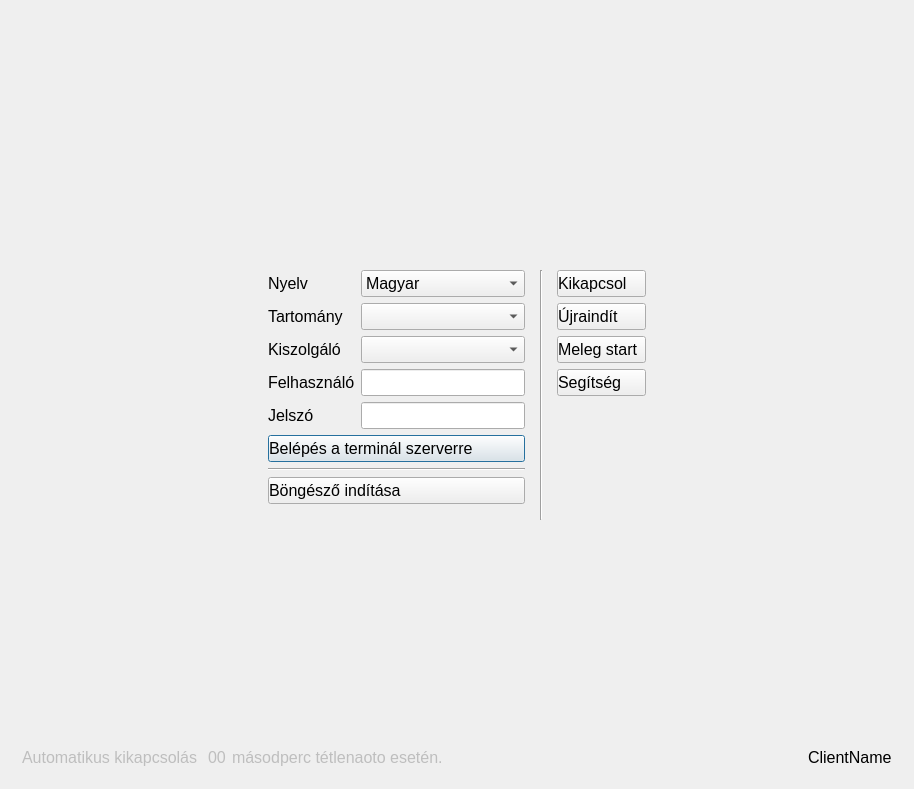
Qt form dialog.ui (csikfer/rdpwrp) before a commit.
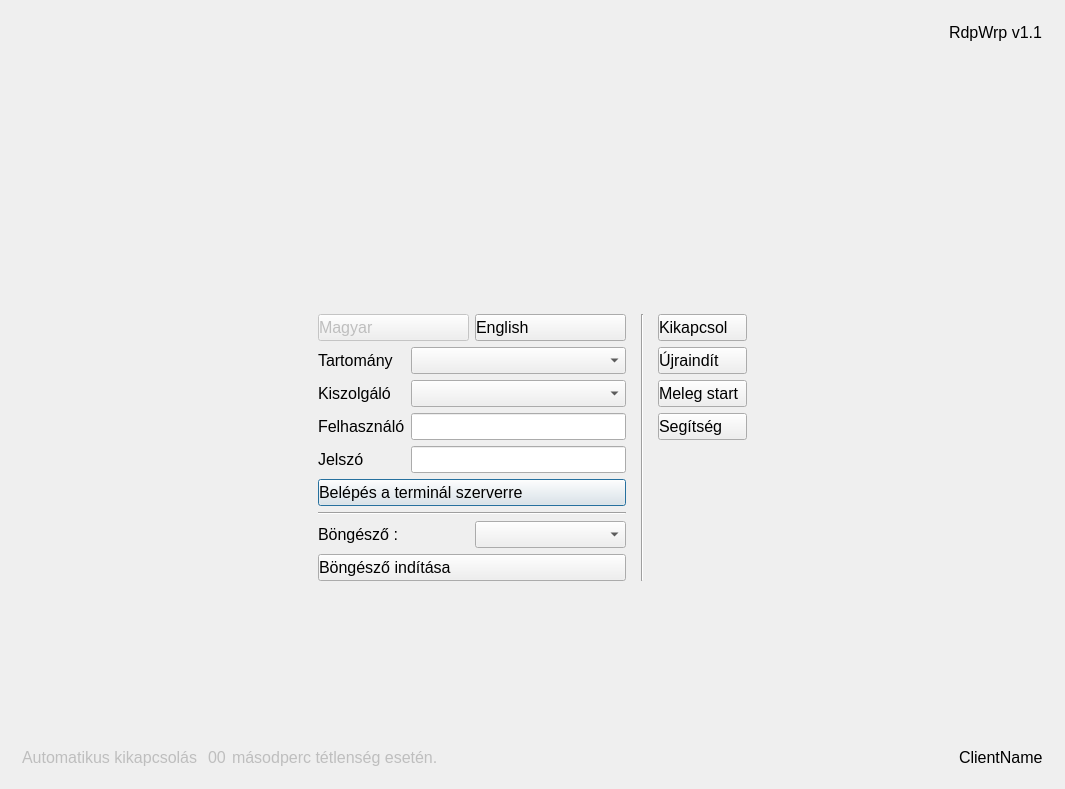
The same form after that commit. Icons and pictures are not drawn.

Commit message: Váltás angol. és magyar nyelvek között, a klaviatúra kiosztás is változik.

What changed in the file:
```diff
--- a/dialog.ui
+++ b/dialog.ui
@@ -9,7 +9,7 @@
    <rect>
     <x>0</x>
     <y>0</y>
-    <width>914</width>
+    <width>1065</width>
     <height>789</height>
    </rect>
   </property>
@@ -33,10 +33,23 @@
   <property name="styleSheet">
    <string notr="true">QPushButton { Text-align:left; }</string>
   </property>
-  <layout class="QVBoxLayout" name="verticalLayout_2">
+  <layout class="QVBoxLayout" name="verticalLayout_4">
    <item>
     <widget class="QWidget" name="widget_2" native="true">
-     <layout class="QHBoxLayout" name="horizontalLayout_4">
+     <layout class="QHBoxLayout" name="horizontalLayout_5" stretch="1,0,2,6,4">
+      <item>
+       <spacer name="horizontalSpacer_7">
+        <property name="orientation">
+         <enum>Qt::Horizontal</enum>
+        </property>
+        <property name="sizeHint" stdset="0">
+         <size>
+          <width>40</width>
+          <height>20</height>
+         </size>
+        </property>
+       </spacer>
+      </item>
       <item>
        <widget class="QLabel" name="leftL">
         <property name="text">
@@ -47,6 +60,19 @@
         </property>
        </widget>
       </item>
+      <item>
+       <spacer name="horizontalSpacer_6">
+        <property name="orientation">
+         <enum>Qt::Horizontal</enum>
+        </property>
+        <property name="sizeHint" stdset="0">
+         <size>
+          <width>40</width>
+          <height>20</height>
+         </size>
+        </property>
+       </spacer>
+      </item>
       <item>
        <spacer name="horizontalSpacer_5">
         <property name="orientation">
@@ -54,11 +80,37 @@
         </property>
         <property name="sizeHint" stdset="0">
          <size>
-          <width>355</width>
+          <width>223</width>
           <height>20</height>
          </size>
         </property>
        </spacer>
+      </item>
+      <item>
+       <layout class="QVBoxLayout" name="verticalLayout_2" stretch="0,10">
+        <item>
+         <layout class="QHBoxLayout" name="horizontalLayout_4">
+          <item>
+           <spacer name="horizontalSpacer">
+            <property name="orientation">
+             <enum>Qt::Horizontal</enum>
+            </property>
+            <property name="sizeHint" stdset="0">
+             <size>
+              <width>40</width>
+              <height>20</height>
+             </size>
+            </property>
+           </spacer>
+          </item>
+          <item>
+           <widget class="QLabel" name="labelVer">
+            <property name="text">
+             <string notr="true">RdpWrp v1.1</string>
+            </property>
+           </widget>
+          </item>
+         </layout>
       </item>
       <item>
        <widget class="QLabel" name="rightL">
@@ -71,6 +123,8 @@
        </widget>
       </item>
      </layout>
+      </item>
+     </layout>
     </widget>
    </item>
    <item>
@@ -80,14 +134,14 @@
      </property>
      <property name="sizeHint" stdset="0">
       <size>
-       <width>20</width>
-       <height>234</height>
+       <width>78</width>
+       <height>60</height>
       </size>
      </property>
     </spacer>
    </item>
    <item>
-    <layout class="QHBoxLayout" name="horizontalLayout_2">
+    <layout class="QHBoxLayout" name="horizontalLayout_6">
      <item>
       <spacer name="horizontalSpacer_2">
        <property name="orientation">
@@ -102,74 +156,134 @@
       </spacer>
      </item>
      <item>
-      <layout class="QVBoxLayout" name="leftLayout">
+      <layout class="QVBoxLayout" name="verticalLayout">
+       <item>
+        <layout class="QHBoxLayout" name="horizontalLayout">
+         <item>
+          <widget class="QPushButton" name="pushButtonHu">
+           <property name="enabled">
+            <bool>false</bool>
+           </property>
+           <property name="toolTip">
+            <string>&lt;html&gt;&lt;head/&gt;&lt;body&gt;&lt;p&gt;&lt;span style=&quot; font-weight:600;&quot;&gt;Magyar nyelvre váltás.&lt;/span&gt;&lt;/p&gt;&lt;p&gt;Ha a gomb inaktív, akkor az aktuálisan kiválasztott nyelv a Magyar.&lt;/p&gt;&lt;p&gt;&lt;span style=&quot; font-style:italic; color:#ff8080;&quot;&gt;Nyelv váltáskor a billentyűzet kiosztás is megváltozik, és ez hatással van a terminál kliens vagy böngészőben használlt billentyű kiosztásra is!&lt;/span&gt;&lt;/p&gt;&lt;/body&gt;&lt;/html&gt;</string>
+           </property>
+           <property name="text">
+            <string notr="true">Magyar</string>
+           </property>
+           <property name="icon">
+            <iconset resource="rdpwrp.qrc">
+             <normaloff>:/images/flag-hu.png</normaloff>:/images/flag-hu.png</iconset>
+           </property>
+           <property name="iconSize">
+            <size>
+             <width>48</width>
+             <height>48</height>
+            </size>
+           </property>
+          </widget>
+         </item>
+         <item>
+          <widget class="QPushButton" name="pushButtonEn">
+           <property name="toolTip">
+            <string>&lt;html&gt;&lt;head/&gt;&lt;body&gt;&lt;p&gt;&lt;span style=&quot; font-weight:600;&quot;&gt;Angol nyelvre váltás.&lt;/span&gt;&lt;/p&gt;&lt;p&gt;Ha a gomb inaktív, akkor az aktuálisan kiválasztott nyelv az Angol.&lt;/p&gt;&lt;p&gt;&lt;span style=&quot; font-style:italic; color:#ff8080;&quot;&gt;Nyelv váltáskor a billentyűzet kiosztás is megváltozik, és ez hatással van a terminál kliens vagy böngészőben használlt billentyű kiosztásra is!&lt;/span&gt;&lt;/p&gt;&lt;p&gt;&lt;br/&gt;&lt;/p&gt;&lt;/body&gt;&lt;/html&gt;</string>
+           </property>
+           <property name="text">
+            <string notr="true">English</string>
+           </property>
+           <property name="icon">
+            <iconset resource="rdpwrp.qrc">
+             <normaloff>:/images/flag-gb.png</normaloff>:/images/flag-gb.png</iconset>
+           </property>
+           <property name="iconSize">
+            <size>
+             <width>48</width>
+             <height>48</height>
+            </size>
+           </property>
+          </widget>
+         </item>
+        </layout>
+       </item>
        <item>
         <layout class="QFormLayout" name="logOnLayout">
          <property name="fieldGrowthPolicy">
           <enum>QFormLayout::AllNonFixedFieldsGrow</enum>
          </property>
          <item row="0" column="0">
-          <widget class="QLabel" name="languageL">
-           <property name="text">
-            <string>Nyelv</string>
-           </property>
-          </widget>
-         </item>
-         <item row="0" column="1">
-          <widget class="QComboBox" name="languageCB">
-           <item>
-            <property name="text">
-             <string>Magyar</string>
-            </property>
-           </item>
-          </widget>
-         </item>
-         <item row="1" column="0">
           <widget class="QLabel" name="domainL">
            <property name="text">
             <string>Tartomány</string>
            </property>
           </widget>
          </item>
-         <item row="1" column="1">
-          <widget class="QComboBox" name="domainCB"/>
+         <item row="0" column="1">
+          <widget class="QComboBox" name="domainCB">
+           <property name="toolTip">
+            <string>&lt;html&gt;&lt;head/&gt;&lt;body&gt;&lt;p&gt;A windows tartomány kiválasztása.&lt;/p&gt;&lt;/body&gt;&lt;/html&gt;</string>
+           </property>
+           <property name="currentText">
+            <string notr="true"/>
+           </property>
+          </widget>
          </item>
-         <item row="2" column="0">
+         <item row="1" column="0">
           <widget class="QLabel" name="serverL">
            <property name="text">
             <string>Kiszolgáló</string>
            </property>
           </widget>
          </item>
-         <item row="2" column="1">
-          <widget class="QComboBox" name="serverCB"/>
+         <item row="1" column="1">
+          <widget class="QComboBox" name="serverCB">
+           <property name="toolTip">
+            <string>&lt;html&gt;&lt;head/&gt;&lt;body&gt;&lt;p&gt;A terminál szerver kiválasztása a megadott tartományban.&lt;/p&gt;&lt;/body&gt;&lt;/html&gt;</string>
+           </property>
+           <property name="currentText">
+            <string notr="true"/>
+           </property>
+          </widget>
          </item>
-         <item row="3" column="0">
+         <item row="2" column="0">
           <widget class="QLabel" name="userL">
            <property name="text">
             <string>Felhasználó</string>
            </property>
           </widget>
          </item>
-         <item row="3" column="1">
+         <item row="2" column="1">
           <widget class="QLineEdit" name="userLE">
+           <property name="toolTip">
+            <string>&lt;html&gt;&lt;head/&gt;&lt;body&gt;&lt;p&gt;A bejelentkezési név a megadott tartományban.&lt;/p&gt;&lt;p&gt;Ha egy másik tartományban aktív felhasználói névvel akarunk bejelentkezni a terminál szerverre, akkor itt megadhatjuk a tartományt a :&lt;/p&gt;&lt;p&gt;&lt;span style=&quot; font-style:italic;&quot;&gt;&amp;lt;tartomány&amp;gt;&lt;/span&gt;&lt;span style=&quot; font-weight:600;&quot;&gt;\&lt;/span&gt;&lt;span style=&quot; font-style:italic;&quot;&gt;&amp;lt;felhasználó&amp;gt;&lt;/span&gt; alakban.&lt;/p&gt;&lt;/body&gt;&lt;/html&gt;</string>
+           </property>
+           <property name="inputMask">
+            <string notr="true"/>
+           </property>
            <property name="text">
             <string notr="true"/>
            </property>
            <property name="maxLength">
             <number>32</number>
            </property>
+           <property name="placeholderText">
+            <string notr="true"/>
+           </property>
           </widget>
          </item>
-         <item row="4" column="0">
+         <item row="3" column="0">
           <widget class="QLabel" name="passwordL">
            <property name="text">
             <string>Jelszó</string>
            </property>
           </widget>
          </item>
-         <item row="4" column="1">
+         <item row="3" column="1">
           <widget class="QLineEdit" name="passwordLE">
+           <property name="toolTip">
+            <string>&lt;html&gt;&lt;head/&gt;&lt;body&gt;&lt;p&gt;A megadott felhasználóhoz tartozó jelszó.&lt;/p&gt;&lt;p&gt;&lt;span style=&quot; color:#ff8080;&quot;&gt;Úgyeljünk rá, hogy a kiválasztott nyelv alapján változik a billentyű kiosztás!&lt;/span&gt;&lt;/p&gt;&lt;/body&gt;&lt;/html&gt;</string>
+           </property>
+           <property name="inputMask">
+            <string notr="true"/>
+           </property>
            <property name="text">
             <string notr="true"/>
            </property>
@@ -179,6 +293,9 @@
            <property name="echoMode">
             <enum>QLineEdit::Password</enum>
            </property>
+           <property name="placeholderText">
+            <string notr="true"/>
+           </property>
           </widget>
          </item>
         </layout>
@@ -219,6 +336,30 @@
          </property>
         </widget>
        </item>
+       <item>
+        <layout class="QHBoxLayout" name="horizontalLayout_2">
+         <item>
+          <widget class="QLabel" name="label">
+           <property name="text">
+            <string>Böngésző :</string>
+           </property>
+          </widget>
+         </item>
+         <item>
+          <widget class="QComboBox" name="comboBoxBrowser">
+           <property name="toolTip">
+            <string>&lt;html&gt;&lt;head/&gt;&lt;body&gt;&lt;p&gt;Böngésző kiválasztása, ha több böngésző is rendelkezésre áll.&lt;/p&gt;&lt;/body&gt;&lt;/html&gt;</string>
+           </property>
+           <property name="styleSheet">
+            <string notr="true">QComboBox QAbstractItemView::item {height: 40px;}</string>
+           </property>
+           <property name="currentText">
+            <string notr="true"/>
+           </property>
+          </widget>
+         </item>
+        </layout>
+       </item>
        <item>
         <widget class="QPushButton" name="browserPB">
          <property name="text">
@@ -236,19 +377,6 @@
          </property>
         </widget>
        </item>
-       <item>
-        <spacer name="verticalSpacer_4">
-         <property name="orientation">
-          <enum>Qt::Vertical</enum>
-         </property>
-         <property name="sizeHint" stdset="0">
-          <size>
-           <width>20</width>
-           <height>40</height>
-          </size>
-         </property>
-        </spacer>
-       </item>
       </layout>
      </item>
      <item>
@@ -265,8 +393,6 @@
       </widget>
      </item>
      <item>
-      <layout class="QHBoxLayout" name="horizontalLayout_13">
-       <item>
         <layout class="QVBoxLayout" name="verticalLayout_3">
          <item>
           <widget class="QPushButton" name="offPB">
@@ -354,8 +480,6 @@
          </item>
         </layout>
        </item>
-      </layout>
-     </item>
      <item>
       <spacer name="horizontalSpacer_3">
        <property name="orientation">
@@ -379,7 +503,7 @@
      <property name="sizeHint" stdset="0">
       <size>
        <width>20</width>
-       <height>233</height>
+       <height>59</height>
       </size>
      </property>
     </spacer>
@@ -416,7 +540,7 @@
          <bool>false</bool>
         </property>
         <property name="text">
-         <string>másodperc tétlenaoto esetén.</string>
+         <string>másodperc tétlenség esetén.</string>
         </property>
        </widget>
       </item>
```
Left out of the diff: 25 changed lines with no effect on the pictures. Lines whose indentation alone changed are shown as unchanged. The commit also changes 8 other files.
